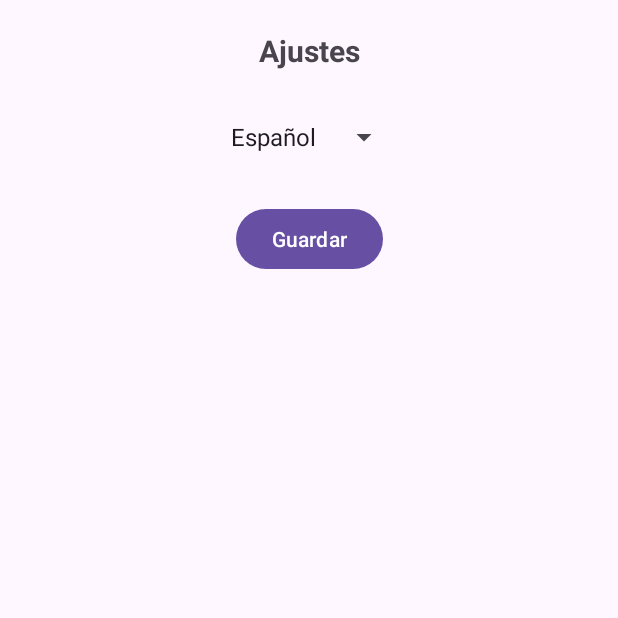
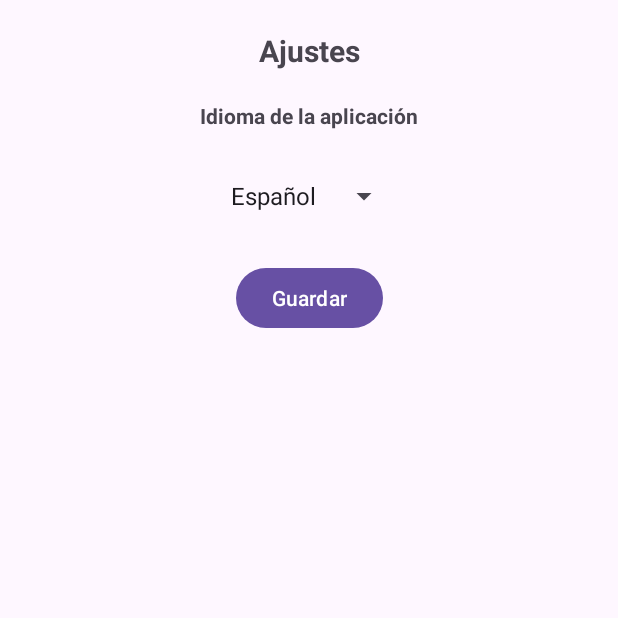
Before and after one commit to ffernandezco/DAS-Proyecto, an Android app: the SettingsActivity screen opened directly, with no data from a screen before it, on a phone screen of 412 x 824 dp, the top half of it. Run offline under Robolectric (Android 15) with nearby library versions, the phone set to English and light mode, and no system bars.

Commit message:
Cambios en la pantalla de ajustes y mensaje de confirmación

```diff
--- a/app/src/main/java/eus/ehu/dasproyecto/SettingsActivity.java
+++ b/app/src/main/java/eus/ehu/dasproyecto/SettingsActivity.java
@@ -7,6 +7,7 @@ import android.os.Bundle;
 import android.widget.ArrayAdapter;
 import android.widget.Button;
 import android.widget.Spinner;
+import android.widget.Toast;
 
 import androidx.appcompat.app.AppCompatActivity;
 
@@ -60,5 +61,6 @@ public class SettingsActivity extends AppCompatActivity {
         Intent intent = new Intent(this, MainActivity.class);
         intent.setFlags(Intent.FLAG_ACTIVITY_NEW_TASK | Intent.FLAG_ACTIVITY_CLEAR_TASK);
         startActivity(intent);
+        Toast.makeText(this, getString(R.string.settings_updated), Toast.LENGTH_LONG).show();
     }
 }
--- a/app/src/main/res/layout/activity_settings.xml
+++ b/app/src/main/res/layout/activity_settings.xml
@@ -17,11 +17,22 @@
         app:layout_constraintEnd_toEndOf="parent"
         android:layout_marginTop="20dp" />
 
+    <TextView
+        android:id="@+id/tvSettingsLanguageTitle"
+        android:layout_width="wrap_content"
+        android:layout_height="wrap_content"
+        android:text="@string/language"
+        android:textStyle="bold"
+        app:layout_constraintTop_toBottomOf="@id/tvSettingsTitle"
+        app:layout_constraintStart_toStartOf="parent"
+        app:layout_constraintEnd_toEndOf="parent"
+        android:layout_marginTop="20dp" />
+
     <Spinner
         android:id="@+id/spinnerLanguage"
         android:layout_width="wrap_content"
         android:layout_height="wrap_content"
-        app:layout_constraintTop_toBottomOf="@id/tvSettingsTitle"
+        app:layout_constraintTop_toBottomOf="@id/tvSettingsLanguageTitle"
         app:layout_constraintStart_toStartOf="parent"
         app:layout_constraintEnd_toEndOf="parent"
         android:layout_marginTop="20dp"/>
--- a/app/src/main/res/values/strings.xml
+++ b/app/src/main/res/values/strings.xml
@@ -19,5 +19,7 @@
     <string name="location_error">No se ha podido obtener la ubicación. Se registrará el fichaje sin ella, pero conviene que revises los permisos otorgados en la configuración.</string>
     <string name="cerrar">Cerrar</string>
     <string name="settings">Ajustes</string>
+    <string name="language">Idioma de la aplicación</string>
+    <string name="settings_updated">Configuración actualizada correctamente</string>
     <string name="save">Guardar</string>
 </resources>
```
Also changed, not shown: 1 other file.
